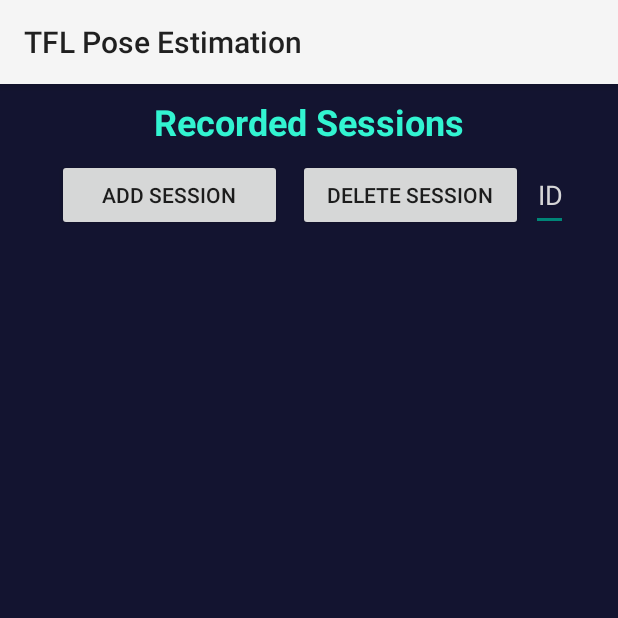
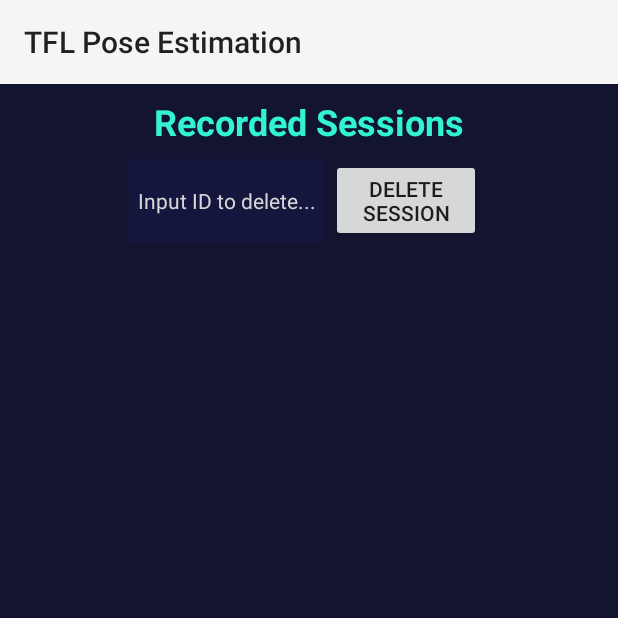
Before and after one commit to boladss/progress-up, an Android app: the SessionMenuActivity screen opened directly, with no data from a screen before it, on a phone screen of 412 x 824 dp, the top half of it. Run offline under Robolectric (Android 15) with nearby library versions, the phone set to English and light mode, and no system bars.

Commit message:
feat: update session menu ui

```diff
--- a/app/src/main/java/org/tensorflow/lite/examples/poseestimation/SessionMenuActivity.kt
+++ b/app/src/main/java/org/tensorflow/lite/examples/poseestimation/SessionMenuActivity.kt
@@ -27,7 +27,7 @@ import java.time.format.DateTimeFormatter
 class SessionMenuActivity : AppCompatActivity() {
 
     private lateinit var dbHandler: DatabaseHandler
-    private lateinit var addSessionButton: Button
+//    private lateinit var addSessionButton: Button
     private lateinit var deleteSessionButton: Button
     private lateinit var deleteIdText: EditText
 
@@ -44,8 +44,8 @@ class SessionMenuActivity : AppCompatActivity() {
 
         dbHandler = DatabaseHandler(this)
 
-        addSessionButton = findViewById(R.id.addSessionButton)
-        addSessionButton.setOnClickListener { createNewSession() }
+//        addSessionButton = findViewById(R.id.0addSessionButton)
+//        addSessionButton.setOnClickListener { createNewSession() }
         deleteSessionButton = findViewById(R.id.deleteSessionButton)
         deleteSessionButton.setOnClickListener { deleteSession() }
 
--- a/app/src/main/res/layout/activity_session_menu.xml
+++ b/app/src/main/res/layout/activity_session_menu.xml
@@ -42,31 +42,37 @@
             android:layout_height="wrap_content"
             android:gravity="center">
 
-            <Button
-                android:id="@+id/addSessionButton"
-                android:layout_width="150dp"
-                android:layout_height="wrap_content"
-                android:layout_marginHorizontal="5dp"
-                android:text="Add session" />
-
-            <Button
-                android:id="@+id/deleteSessionButton"
-                android:layout_width="150dp"
-                android:layout_height="wrap_content"
-                android:layout_marginHorizontal="5dp"
-                android:text="Delete session" />
+<!--            <Button-->
+<!--                android:id="@+id/addSessionButton"-->
+<!--                android:layout_width="150dp"-->
+<!--                android:layout_height="wrap_content"-->
+<!--                android:layout_marginHorizontal="5dp"-->
+<!--                android:text="Add session" />-->
 
             <EditText
                 android:id="@+id/deleteIdText"
                 android:layout_width="wrap_content"
                 android:layout_height="match_parent"
-                android:hint="ID"
+                android:hint="Input ID to delete..."
                 android:gravity="center"
+                android:background="#15163e"
+                android:padding="5dp"
+                android:textSize="14dp"
                 android:textColorHint="@color/white"
                 android:textColor="@color/white"
-                >
+            />
 
-            </EditText>
+
+            <Button
+                android:id="@+id/deleteSessionButton"
+                android:layout_width="100dp"
+                android:layout_height="wrap_content"
+                android:layout_marginHorizontal="5dp"
+                android:textSize="14dp"
+                android:text="Delete session" />
+
+
+
 
         </LinearLayout>
 
```
